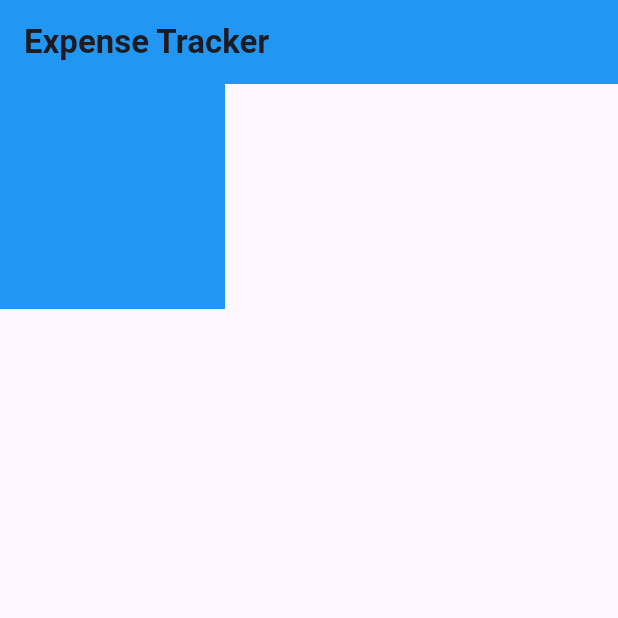
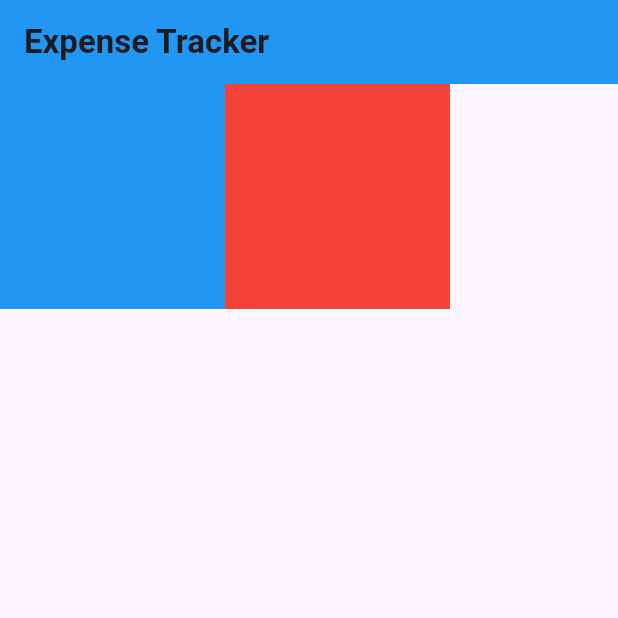
Before and after one commit to bilalkhattak7/Expense-Tracker, a Flutter app: the screen it shows after launch, on a phone screen of 412 x 824 dp, the top half of it. Run offline on Flutter 3.47's test engine with Material 3 defaults, Android fonts, the phone set to English and light mode, and no system bars.

Commit message:
Add 2 container

```diff
--- a/lib/Screens/home_page.dart
+++ b/lib/Screens/home_page.dart
@@ -10,12 +10,20 @@ class HomePage extends StatelessWidget {
        title: Text("Expense Tracker" ,style: TextStyle(fontWeight: FontWeight.bold),),
        backgroundColor: Colors.blue,
      ),
-      body: Container(
-        width: 150,
-        height: 150,
-        color: Colors.blue,
-      ),
-
+      body: Row(
+      children: [
+        Container(
+          width: 150,
+          height: 150,
+          color: Colors.blue,
+        ),
+        Container(
+          width: 150,
+          height: 150,
+          color: Colors.red,
+        ),
+      ],
+        ),
 
     );
   }
```
